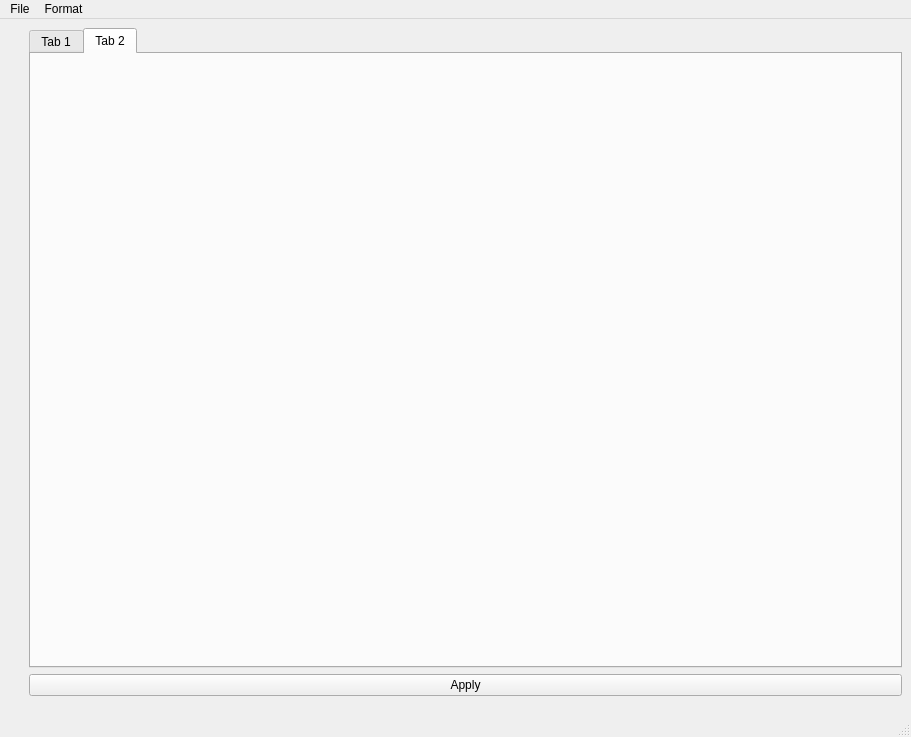
First picture: the form in ui/main_window.ui, repository yn4k4nishi/aemwel_viewer, before the edit.
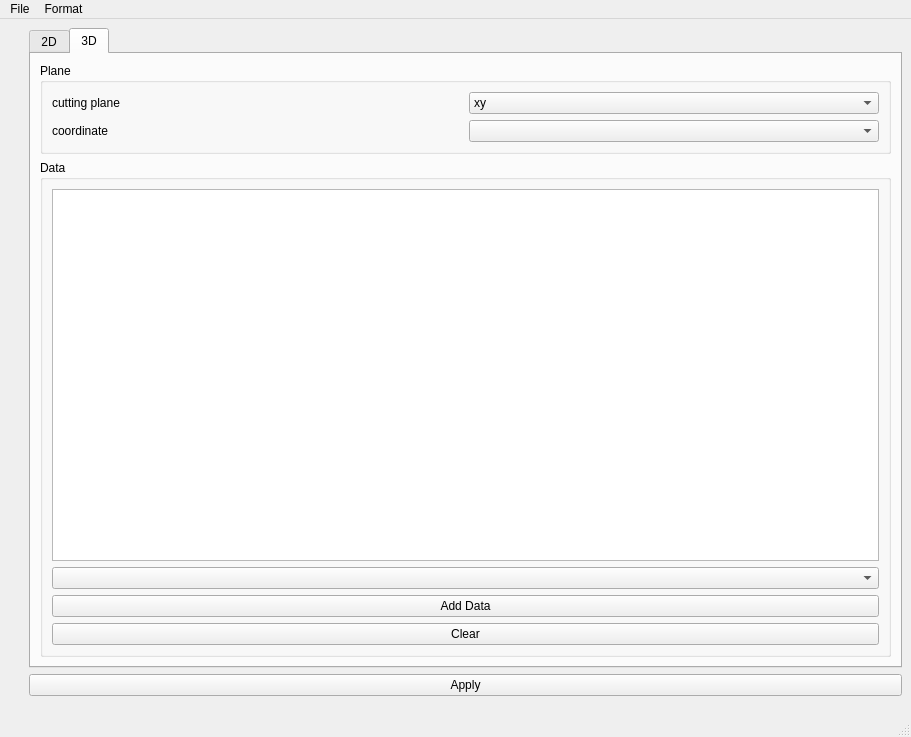
Second picture: the form after the edit. The open tabs and pages were chosen to show the change.

Commit message: :sparkles: Feature : cutting plane

```diff
--- a/ui/main_window.ui
+++ b/ui/main_window.ui
@@ -46,7 +46,7 @@
         </property>
         <widget class="QWidget" name="tab">
          <attribute name="title">
-          <string>Tab 1</string>
+          <string>2D</string>
          </attribute>
          <layout class="QVBoxLayout" name="verticalLayout_2">
           <item>
@@ -94,8 +94,104 @@
         </widget>
         <widget class="QWidget" name="tab_2">
          <attribute name="title">
-          <string>Tab 2</string>
+          <string>3D</string>
          </attribute>
+         <layout class="QVBoxLayout" name="verticalLayout_5">
+          <item>
+           <widget class="QGroupBox" name="groupBox_3">
+            <property name="sizePolicy">
+             <sizepolicy hsizetype="Preferred" vsizetype="Maximum">
+              <horstretch>0</horstretch>
+              <verstretch>0</verstretch>
+             </sizepolicy>
+            </property>
+            <property name="title">
+             <string>Plane</string>
+            </property>
+            <layout class="QVBoxLayout" name="verticalLayout_6">
+             <item>
+              <layout class="QHBoxLayout" name="horizontalLayout_2">
+               <item>
+                <widget class="QLabel" name="label">
+                 <property name="sizePolicy">
+                  <sizepolicy hsizetype="Preferred" vsizetype="Maximum">
+                   <horstretch>0</horstretch>
+                   <verstretch>0</verstretch>
+                  </sizepolicy>
+                 </property>
+                 <property name="text">
+                  <string>cutting plane</string>
+                 </property>
+                </widget>
+               </item>
+               <item>
+                <widget class="QComboBox" name="comboBox_plane">
+                 <item>
+                  <property name="text">
+                   <string>xy</string>
+                  </property>
+                 </item>
+                 <item>
+                  <property name="text">
+                   <string>yz</string>
+                  </property>
+                 </item>
+                 <item>
+                  <property name="text">
+                   <string>zx</string>
+                  </property>
+                 </item>
+                </widget>
+               </item>
+              </layout>
+             </item>
+             <item>
+              <layout class="QHBoxLayout" name="horizontalLayout_3">
+               <item>
+                <widget class="QLabel" name="label_2">
+                 <property name="text">
+                  <string>coordinate</string>
+                 </property>
+                </widget>
+               </item>
+               <item>
+                <widget class="QComboBox" name="comboBox_cutting"/>
+               </item>
+              </layout>
+             </item>
+            </layout>
+           </widget>
+          </item>
+          <item>
+           <widget class="QGroupBox" name="groupBox_4">
+            <property name="title">
+             <string>Data</string>
+            </property>
+            <layout class="QVBoxLayout" name="verticalLayout_7">
+             <item>
+              <widget class="QListWidget" name="listWidget"/>
+             </item>
+             <item>
+              <widget class="QComboBox" name="comboBox_Data"/>
+             </item>
+             <item>
+              <widget class="QPushButton" name="pushButton_addData">
+               <property name="text">
+                <string>Add Data</string>
+               </property>
+              </widget>
+             </item>
+             <item>
+              <widget class="QPushButton" name="pushButton_clearData">
+               <property name="text">
+                <string>Clear</string>
+               </property>
+              </widget>
+             </item>
+            </layout>
+           </widget>
+          </item>
+         </layout>
         </widget>
        </widget>
       </item>
```
Left out of the diff: 2 changed lines with no effect on the pictures. The commit also changes 4 other files.
